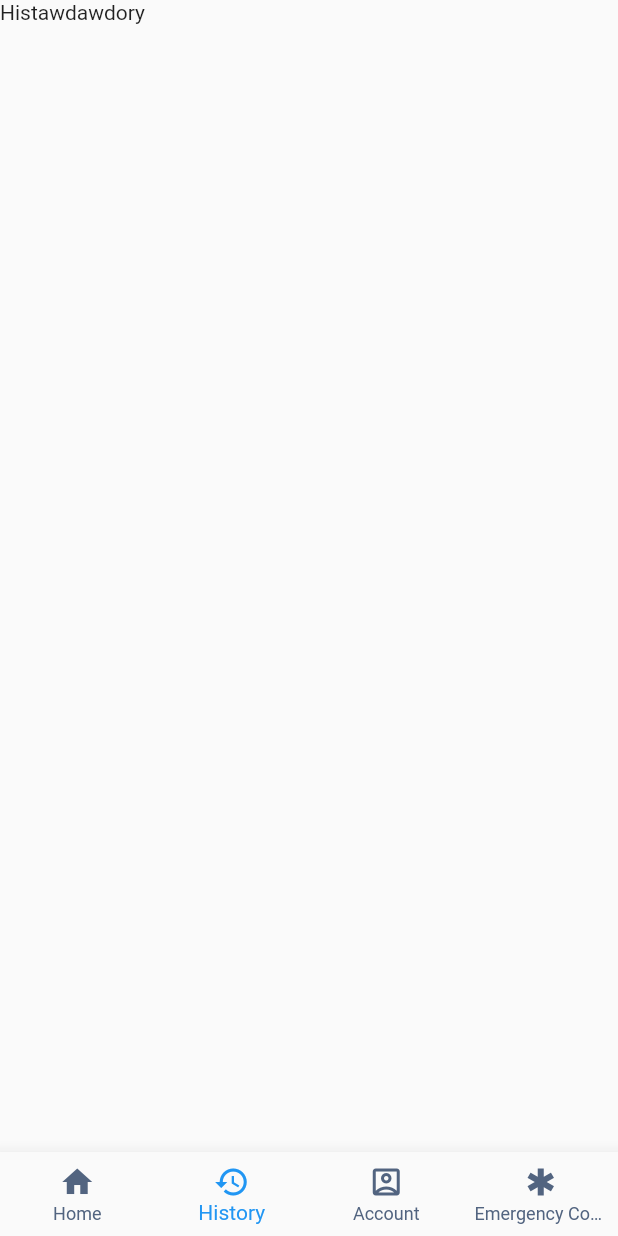
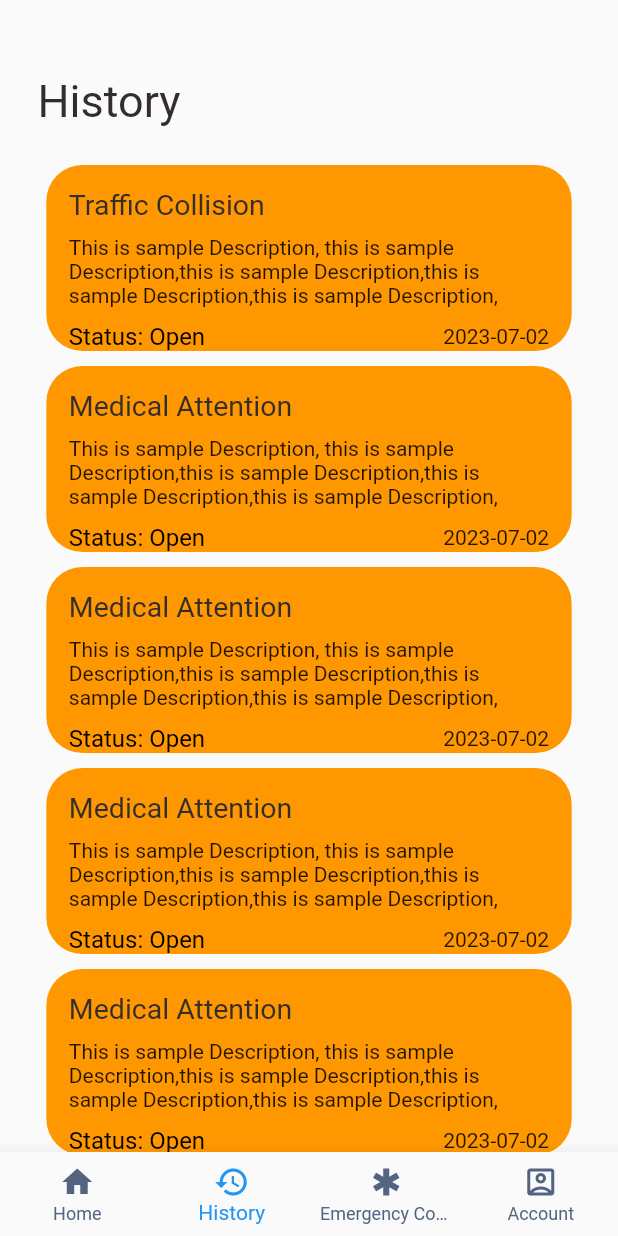
Before and after one commit to MiguelRadaza/swiftresponse_frontend, a Flutter app: the screen it shows after launch, item 2 of the bottom bar chosen, on a phone screen of 412 x 824 dp. Run offline on Flutter 3.47's test engine with Material 2 defaults, Android fonts, the phone set to English and light mode, and no system bars; our stand-ins replace gap, get.

Commit message:
Added history tab

```diff
--- a/lib/pages/bottom_bar.dart
+++ b/lib/pages/bottom_bar.dart
@@ -1,4 +1,5 @@
 import 'package:flutter/material.dart';
+import 'package:swiftresponse/pages/history_page.dart';
 import 'package:swiftresponse/pages/home_page.dart';
 import 'package:swiftresponse/widgets/small_text.dart';
 
@@ -13,7 +14,7 @@ class _BottomBarState extends State<BottomBar> {
   int _selectedIndex = 0;
   static final List<Widget> _widgetOptions = <Widget>[
     const HomePage(),
-    const Text("Histawdawdory"),
+    const HistoryPage(),
     const Text("Account"),
     const Text("Emergency List"),
   ];
@@ -40,9 +41,9 @@ class _BottomBarState extends State<BottomBar> {
             BottomNavigationBarItem(
                 icon: Icon(Icons.history), label: "History"),
             BottomNavigationBarItem(
+                icon: Icon(Icons.emergency), label: "Emergency Contact"),
+            BottomNavigationBarItem(
                 icon: Icon(Icons.account_box_outlined), label: "Account"),
-            BottomNavigationBarItem(
-                icon: Icon(Icons.emergency), label: "Emergency Contact"),
           ]),
     );
   }
--- /dev/null
+++ b/lib/pages/history_page.dart
@@ -0,0 +1,37 @@
+import 'package:flutter/material.dart';
+import 'package:gap/gap.dart';
+import 'package:swiftresponse/pages/history_view_page.dart';
+import 'package:swiftresponse/utils/app_info_list.dart';
+import 'package:swiftresponse/widgets/big_text.dart';
+import 'package:swiftresponse/widgets/small_text.dart';
+
+class HistoryPage extends StatelessWidget {
+  const HistoryPage({Key? key}) : super(key: key);
+
+  @override
+  Widget build(BuildContext context) {
+    return Scaffold(
+        body: ListView(
+      children: [
+        Container(
+          margin: EdgeInsets.only(left: 25, right: 25),
+          child: Column(
+            children: [
+              Gap(50),
+              Container(
+                  child: Row(
+                crossAxisAlignment: CrossAxisAlignment.start,
+                children: [BigText(size: 30, text: "History")],
+              )),
+              Gap(15),
+              Column(
+                  children: historyList
+                      .map((e) => HistoryViewPage(history: e))
+                      .toList())
+            ],
+          ),
+        ),
+      ],
+    ));
+  }
+}
--- /dev/null
+++ b/lib/pages/history_view_page.dart
@@ -0,0 +1,50 @@
+import 'package:flutter/material.dart';
+import 'package:gap/gap.dart';
+
+import '../utils/app_layout.dart';
+import '../widgets/big_text.dart';
+import '../widgets/expandable_text_widget.dart';
+import '../widgets/small_text.dart';
+
+class HistoryViewPage extends StatelessWidget {
+  final Map<String, dynamic> history;
+  const HistoryViewPage({super.key, required this.history});
+
+  @override
+  Widget build(BuildContext context) {
+    final size = AppLayout.getSize(context);
+    return Container(
+      margin: EdgeInsets.only(top: 10),
+      width: size.width * 0.85,
+      padding: EdgeInsets.only(
+          top: AppLayout.getHeight(15),
+          left: AppLayout.getWidth(15),
+          right: AppLayout.getWidth(15)),
+      decoration: BoxDecoration(
+          color: Colors.orange, borderRadius: BorderRadius.circular(24)),
+      child: Column(
+        crossAxisAlignment: CrossAxisAlignment.start,
+        children: [
+          BigText(
+            text: history['name'],
+            size: 19,
+          ),
+          Gap(10),
+          Container(child: Text(history['description'])),
+          Gap(10),
+          Row(
+            mainAxisAlignment: MainAxisAlignment.spaceBetween,
+            children: [
+              SmallText(
+                text: "Status: Open",
+                color: Colors.black,
+                size: 16,
+              ),
+              Text("2023-07-02")
+            ],
+          ),
+        ],
+      ),
+    );
+  }
+}
--- /dev/null
+++ b/lib/utils/app_info_list.dart
@@ -0,0 +1,91 @@
+List<Map<String, dynamic>> servicesList = [
+  {
+    'name': 'Traffic Enforcers',
+    'thumbnail': 'traffic_collision.jpg',
+    'deep_link': ''
+  },
+  {
+    'name': 'Fire Station',
+    'thumbnail': 'traffic_collision.jpg',
+    'deep_link': ''
+  },
+  {
+    'name': 'Police Station',
+    'thumbnail': 'traffic_collision.jpg',
+    'deep_link': ''
+  },
+  {'name': 'Rescue', 'thumbnail': 'traffic_collision.jpg', 'deep_link': ''},
+  {
+    'name': 'Community Disturbance',
+    'thumbnail': 'traffic_collision.jpg',
+    'deep_link': ''
+  },
+  {'name': 'Hospital', 'thumbnail': 'traffic_collision.jpg', 'deep_link': ''}
+];
+
+List<Map<String, dynamic>> historyList = [
+  {
+    'name': "Traffic Collision",
+    'services': "traffic_enforcers",
+    'description':
+        "This is sample Description, this is sample Description,this is sample Description,this is sample Description,this is sample Description,",
+    'status': "Open",
+    "date_created": "2023-02-10",
+  },
+  {
+    'name': "Medical Attention",
+    'services': "hospital",
+    'description':
+        "This is sample Description, this is sample Description,this is sample Description,this is sample Description,this is sample Description,",
+    'status': "Closed",
+    "date_created": "2023-02-10",
+  },
+  {
+    'name': "Medical Attention",
+    'services': "hospital",
+    'description':
+        "This is sample Description, this is sample Description,this is sample Description,this is sample Description,this is sample Description,",
+    'status': "Closed",
+    "date_created": "2023-02-10",
+  },
+  {
+    'name': "Medical Attention",
+    'services': "hospital",
+    'description':
+        "This is sample Description, this is sample Description,this is sample Description,this is sample Description,this is sample Description,",
+    'status': "Closed",
+    "date_created": "2023-02-10",
+  },
+  {
+    'name': "Medical Attention",
+    'services': "hospital",
+    'description':
+        "This is sample Description, this is sample Description,this is sample Description,this is sample Description,this is sample Description,",
+    'status': "Closed",
+    "date_created": "2023-02-10",
+  },
+  {
+    'name': "Medical Attention",
+    'services': "hospital",
+    'description':
+        "This is sample Description, this is sample Description,this is sample Description,this is sample Description,this is sample Description,",
+    'status': "Closed",
+    "date_created": "2023-02-10",
+  },
+  {
+    'name': "Medical Attention",
+    'services': "hospital",
+    'description':
+        "This is sample Description, this is sample Description,this is sample Description,this is sample Description,this is sample Description,",
+    'status': "Closed",
+    "date_created": "2023-02-10",
+  },
+  {
+    'name': "Medical Attention",
+    'services': "hospital",
+    'description':
+        "This is sample Description, this is sample Description,this is sample Description,this is sample Description,this is sample Description,",
+    'status': "Closed",
+    "date_created": "2023-02-10",
+  }
+];
--- /dev/null
+++ b/lib/utils/app_layout.dart
@@ -0,0 +1,26 @@
+import 'package:flutter/material.dart';
+import 'package:get/get.dart';
+
+class AppLayout {
+  static getSize(BuildContext context) {
+    return MediaQuery.of(context).size;
+  }
+
+  static getScreenHeight() {
+    return Get.height;
+  }
+
+  static getScreenWidth() {
+    return Get.width;
+  }
+
+  static getHeight(double pixels) {
+    double x = getScreenHeight() / pixels;
+    return getScreenHeight() / x;
+  }
+
+  static getWidth(double pixels) {
+    double y = getScreenWidth() / pixels;
+    return getScreenWidth() / y;
+  }
+}
--- a/lib/widgets/small_text.dart
+++ b/lib/widgets/small_text.dart
@@ -8,7 +8,7 @@ class SmallText extends StatelessWidget {
 
   SmallText(
       {Key? key,
-      this.color = const Color(0xFFccc7c5),
+      this.color = const Color(0xFF332d2b),
       required this.text,
       this.height = 1.2,
       this.size = 12})
```
Also changed, not shown: lib/pages/home_page.dart (+0 -10 lines), lib/widgets/expandable_text_widget.dart (added, +74 -0 lines), assets/images/traffic_collision.jpg (added).
